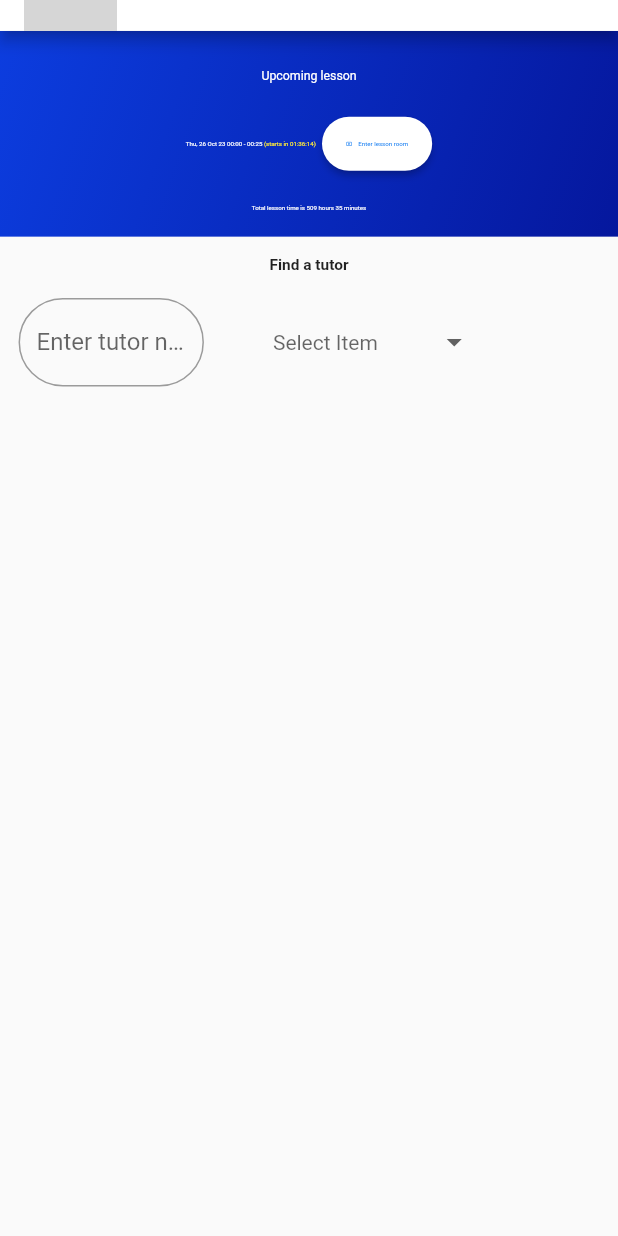
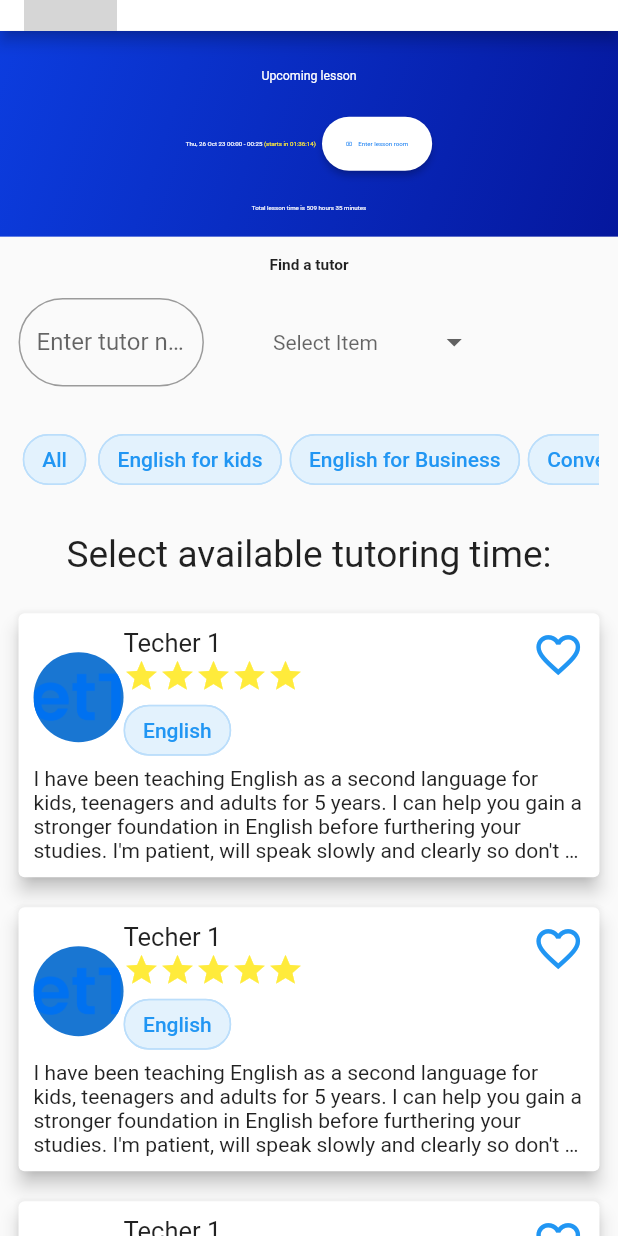
Before and after one commit to flyboy13/Letutor, a Flutter app: the screen it shows after launch, on a phone screen of 412 x 824 dp. Run offline on Flutter 3.47's test engine with Material 2 defaults, Android fonts, the light colour scheme and no system bars; drawn by our look-alikes of dropdown_button2; Roboto replaces fonts that are missing (Poppins); grey boxes are pictures that could not be loaded.

Commit message:
Create card tutor

```diff
--- a/letutor/lib/teacher_screen.dart
+++ b/letutor/lib/home screen/home_screen.dart
@@ -1,6 +1,8 @@
 // ignore_for_file: prefer_const_constructors
 import 'package:flutter/material.dart';
 import 'package:dropdown_button2/dropdown_button2.dart';
+import 'package:letutor/model/list_chip.dart';
+import 'package:letutor/tutor/card_info.dart';
 
 class TeacherPage extends StatefulWidget {
   const TeacherPage({Key? key}) : super(key: key);
@@ -36,6 +38,22 @@ class _TeacherPage extends State<TeacherPage> {
   Widget build(BuildContext context) {
     double screenWidth = MediaQuery.of(context).size.width;
     double screenHeight = MediaQuery.of(context).size.height;
+
+    List<String> listChip = [
+      'All',
+      'English for kids',
+      'English for Business',
+      'Conversational',
+      'STARTERS',
+      'MOVERS',
+      'FLYERS',
+      'PET',
+      'KET',
+      'IELTS',
+      'TOEFL',
+      'TOEIC'
+    ];
+    Widget listSpecialities = createListChip(listChip);
 
     return Scaffold(
       appBar: AppBar(
@@ -263,8 +281,25 @@ class _TeacherPage extends State<TeacherPage> {
                           },
                         ),
                       ),
-                    )
-                  ])
+                    ),
+                  ]),
+                  SizedBox(
+                    height: screenHeight * 0.03,
+                  ),
+                  listSpecialities,
+                  SizedBox(
+                    height: screenHeight * 0.03,
+                  ),
+                  Text(
+                    'Select available tutoring time:',
+                    style: TextStyle(fontSize: screenHeight * 0.03),
+                  ),
+                  SizedBox(
+                    height: screenHeight * 0.03,
+                  ),
+                  Column(
+                    children: List.generate(5, (index) => const InfoCard()),
+                  )
                 ]))
           ],
         ),
--- a/letutor/lib/main.dart
+++ b/letutor/lib/main.dart
@@ -1,6 +1,6 @@
 import 'package:flutter/material.dart';
-import 'package:letutor/login_screen.dart';
-import 'package:letutor/teacher_screen.dart';
+import 'package:letutor/login%20screen/login_screen.dart';
+import 'package:letutor/home screen/home_screen.dart';
 import 'package:letutor/test.dart';
 
 void main() {
--- /dev/null
+++ b/letutor/lib/model/list_chip.dart
@@ -0,0 +1,17 @@
+import 'package:flutter/material.dart';
+
+Widget createListChip(List<String> listChip) => SingleChildScrollView(
+      scrollDirection: Axis.horizontal,
+      child: Wrap(
+        spacing: 5,
+        children: List.generate(
+          listChip.length,
+          (index) => Chip(
+            label: Text(listChip[index]),
+            labelStyle: const TextStyle(color: Colors.blue),
+            backgroundColor: Colors.blue[50],
+            shape: StadiumBorder(side: BorderSide(color: Colors.blue.shade100)),
+          ),
+        ),
+      ),
+    );
--- /dev/null
+++ b/letutor/lib/model/rating_start.dart
@@ -0,0 +1,18 @@
+import 'package:flutter/material.dart';
+
+class RatingStart extends StatelessWidget {
+  const RatingStart({Key? key}) : super(key: key);
+
+  @override
+  Widget build(BuildContext context) {
+    return Row(
+      children: List.generate(
+        5,
+        (index) =>  Icon(
+          Icons.star,
+          color: Colors.yellow,
+        ),
+      ),
+    );
+  }
+}
--- /dev/null
+++ b/letutor/lib/tutor/card_info.dart
@@ -0,0 +1,64 @@
+import 'package:flutter/material.dart';
+import 'package:letutor/model/list_chip.dart';
+import 'package:letutor/model/rating_start.dart';
+
+class InfoCard extends StatelessWidget {
+  const InfoCard({Key? key}) : super(key: key);
+
+  @override
+  Widget build(BuildContext context) {
+    double screenWidth = MediaQuery.of(context).size.width;
+    double screenHeight = MediaQuery.of(context).size.height;
+    return Card(
+      margin: const EdgeInsets.only(bottom: 20),
+      elevation: 5,
+      child: Padding(
+        padding: const EdgeInsets.all(10),
+        child: Stack(
+          alignment: Alignment.topRight,
+          children: [
+            Column(
+              children: [
+                Row(
+                  children: [
+                    const CircleAvatar(
+                      backgroundImage: AssetImage('assets/Let_logo.png'),
+                      radius: 30,
+                    ),
+                    SizedBox(
+                      height: screenHeight * 0.03,
+                    ),
+                    Expanded(
+                      child: Column(
+                        crossAxisAlignment: CrossAxisAlignment.start,
+                        mainAxisAlignment: MainAxisAlignment.spaceBetween,
+                        children: [
+                          const Text(
+                            'Techer 1',
+                            style: TextStyle(fontSize: 17),
+                          ),
+                          const RatingStart(),
+                          createListChip(['English'])
+                        ],
+                      ),
+                    ),
+                  ],
+                ),
+                const Text(
+                  "I have been teaching English as a second language for kids, teenagers and adults for 5 years. I can help you gain a stronger foundation in English before furthering your studies. I'm patient, will speak slowly and clearly so don't hesitate to ask for good understanding.",
+                  maxLines: 4,
+                  overflow: TextOverflow.ellipsis,
+                )
+              ],
+            ),
+            const Icon(
+              Icons.favorite_outline,
+              color: Colors.blue,
+              size: 35,
+            ),
+          ],
+        ),
+      ),
+    );
+  }
+}
```
Also changed, not shown: letutor/pubspec.yaml (+7 -3 lines), letutor/assets/Let_logo.png (added), letutor/assets/flogo.png (added), letutor/assets/glogo.png (added), letutor/assets/login.png (added), letutor/assets/mlogo.png (added), letutor/lib/login screen/login_screen.dart (renamed from letutor/lib/login_screen.dart), letutor/pubspec.lock.
